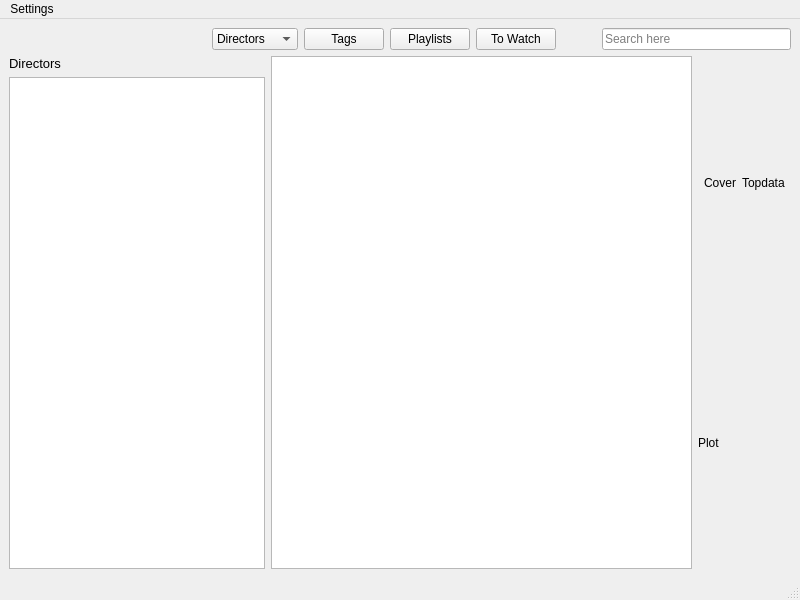
This is src/MainWindow.ui in ochurlaud/macaw-movies as Qt 5 draws it before an edit. The edited form follows.
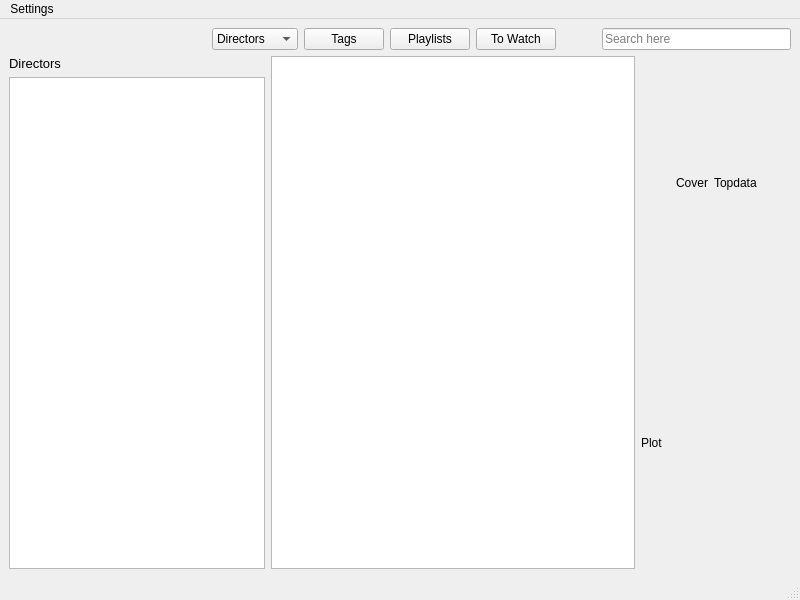
This is the edited form. Icons and pictures are not drawn.

Patch:
```diff
--- a/src/MainWindow.ui
+++ b/src/MainWindow.ui
@@ -15,7 +15,7 @@
   </property>
   <widget class="QWidget" name="globalWidget">
    <layout class="QGridLayout" name="gridLayout_2">
-    <item row="0" column="4">
+    <item row="0" column="2">
      <layout class="QVBoxLayout" name="globalLayout">
       <item>
        <layout class="QHBoxLayout" name="topLayout">
@@ -223,6 +223,9 @@
         </item>
         <item>
          <layout class="QGridLayout" name="metadataPannel">
+          <property name="sizeConstraint">
+           <enum>QLayout::SetDefaultConstraint</enum>
+          </property>
           <item row="0" column="2">
            <widget class="QLabel" name="metadataTop">
             <property name="text">
@@ -232,6 +235,18 @@
           </item>
           <item row="2" column="0" colspan="4">
            <widget class="QLabel" name="metadataPlot">
+            <property name="sizePolicy">
+             <sizepolicy hsizetype="MinimumExpanding" vsizetype="Preferred">
+              <horstretch>0</horstretch>
+              <verstretch>0</verstretch>
+             </sizepolicy>
+            </property>
+            <property name="minimumSize">
+             <size>
+              <width>150</width>
+              <height>0</height>
+             </size>
+            </property>
             <property name="text">
              <string>Plot</string>
             </property>
```
Left out of the diff: 8 changed lines with no effect on the pictures.
